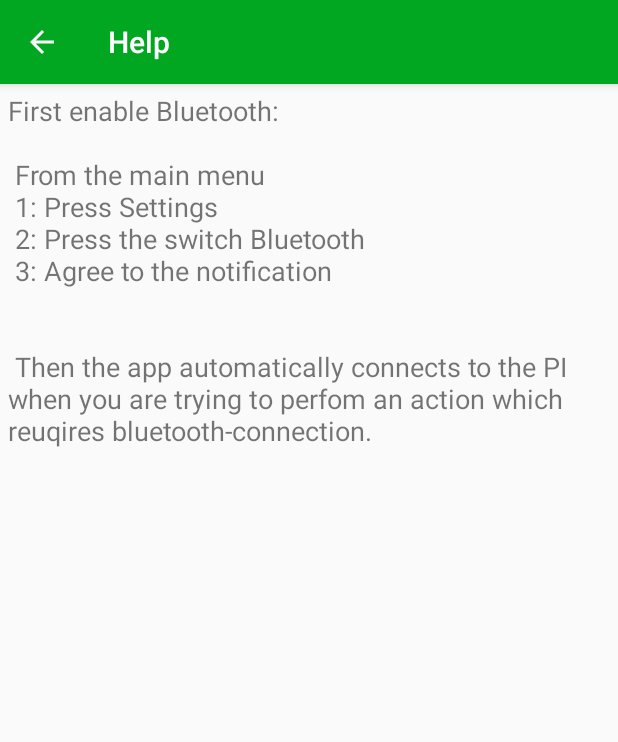
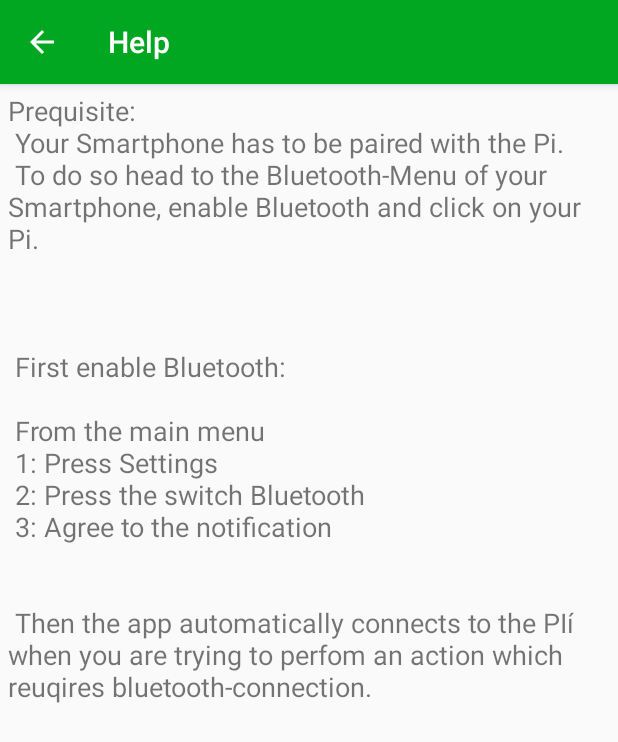
Before and after one commit to AkymenkoOlga/WaterMe, an Android app: the HelpMenu screen opened directly, with no data from a screen before it, after a tap on "ENABLE BLUETOOTH AND CONNECT PI", on a phone screen of 412 x 824 dp. Shown: the top 742 px of the screen. Run offline under Robolectric (Android 15) with nearby library versions, the light colour scheme and no system bars.

Commit message:
Edit String help_connect_bluetooth_and_pi

```diff
--- a/App/Dummy/Demo/app/src/main/res/values/strings.xml
+++ b/App/Dummy/Demo/app/src/main/res/values/strings.xml
@@ -48,14 +48,21 @@
     <string name="helpInstallPi">Install Pi</string>
     <string name="helpAddPlant">Add plant</string>
     <string name="help_connect_bluetooth_and_pi">
+        Prequisite: \n
+        Your Smartphone has to be paired with the Pi. \n
+        To do so head to the Bluetooth-Menu of your Smartphone, enable Bluetooth and click on your Pi. \n
+        \n
+        \n
+        \n
         First enable Bluetooth: \n
         \n
         From the main menu \n
         1: Press Settings \n
         2: Press the switch "Bluetooth" \n
         3: Agree to the notification \n
-        \n \n
-        Then the app automatically connects to the PI when you are trying to perfom an action which reuqires bluetooth-connection.
+        \n
+        \n
+        Then the app automatically connects to the PIí when you are trying to perfom an action which reuqires bluetooth-connection.
 
     </string>
     <string name="help_install_pi">
```
